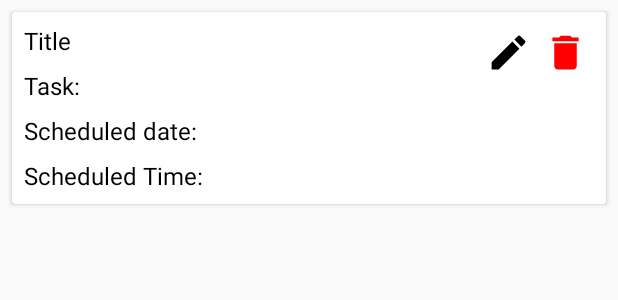
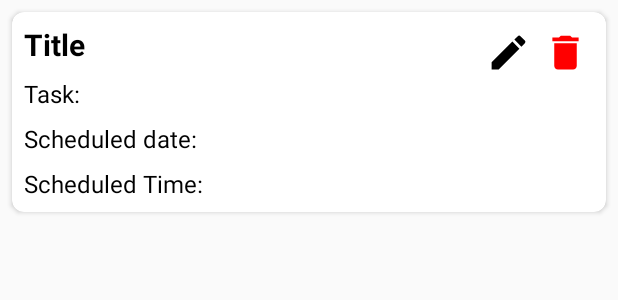
Before and after one commit to Aags26/Inventory-tracker, an Android app: the layout model_todo.xml on its own in the app's theme, with its tools: preview values and no code run, on a phone screen of 412 x 824 dp. Shown: the top 300 px of the screen. Run offline under Robolectric (Android 15) with nearby library versions, the phone set to English and light mode, and no system bars.

```diff
--- a/app/src/main/res/layout/model_todo.xml
+++ b/app/src/main/res/layout/model_todo.xml
@@ -4,7 +4,9 @@
     android:layout_height="wrap_content"
     xmlns:app="http://schemas.android.com/apk/res-auto"
     xmlns:tools="http://schemas.android.com/tools"
-    android:layout_margin="8dp">
+    android:layout_margin="8dp"
+    app:cardCornerRadius="8dp"
+    android:elevation="8dp">
 
     <androidx.constraintlayout.widget.ConstraintLayout
         android:layout_width="match_parent"
@@ -17,7 +19,8 @@
             app:layout_constraintStart_toStartOf="parent"
             app:layout_constraintTop_toTopOf="parent"
             android:layout_margin="8dp"
-            android:textSize="16sp"
+            android:textSize="20sp"
+            android:textStyle="bold"
             android:textColor="@color/black"
             tools:text="Title"/>
 
@@ -80,9 +83,9 @@
             android:id="@+id/image_task_done"
             android:layout_width="wrap_content"
             android:layout_height="wrap_content"
-            app:layout_constraintBottom_toBottomOf="parent"
-            app:layout_constraintEnd_toEndOf="parent"
-            android:layout_margin="16dp"
+            app:layout_constraintEnd_toStartOf="@id/delete_task_image"
+            app:layout_constraintTop_toTopOf="@id/delete_task_image"
+            android:layout_marginEnd="8dp"
             android:src="@drawable/ic_tick"
             android:visibility="gone"/>
 
```
